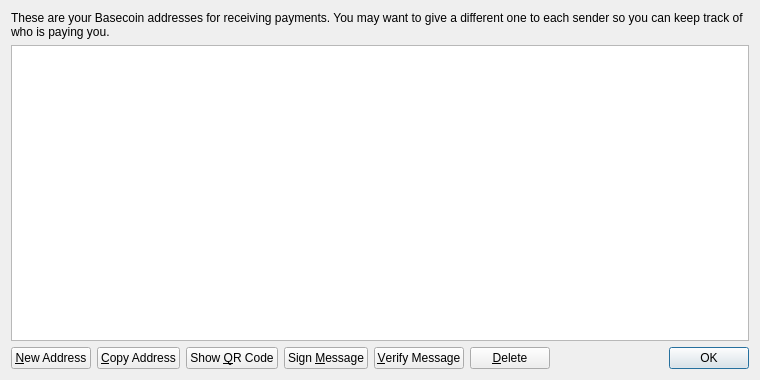
Above: src/qt/forms/addressbookpage.ui from bruteforceworker/testko2 before the change. Below: the same form after it.
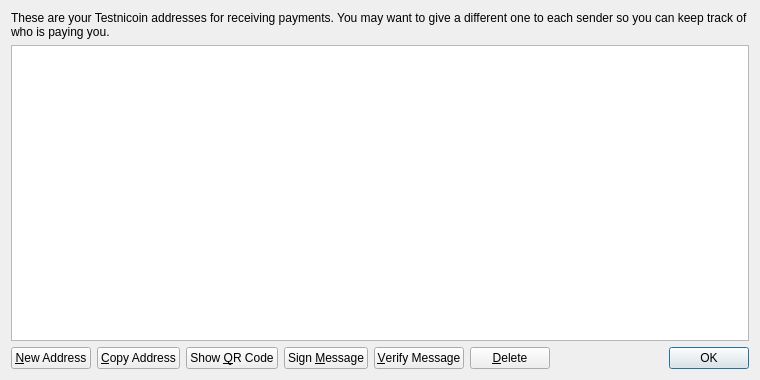
That is the form after the change. Icons and pictures are not drawn.

What changed in the file:
```diff
--- a/src/qt/forms/addressbookpage.ui
+++ b/src/qt/forms/addressbookpage.ui
@@ -17,7 +17,7 @@
    <item>
     <widget class="QLabel" name="labelExplanation">
      <property name="text">
-      <string>These are your Basecoin addresses for receiving payments. You may want to give a different one to each sender so you can keep track of who is paying you.</string>
+      <string>These are your Testnicoin addresses for receiving payments. You may want to give a different one to each sender so you can keep track of who is paying you.</string>
      </property>
      <property name="textFormat">
       <enum>Qt::PlainText</enum>
```
Left out of the diff: 4 changed lines with no effect on the pictures.
